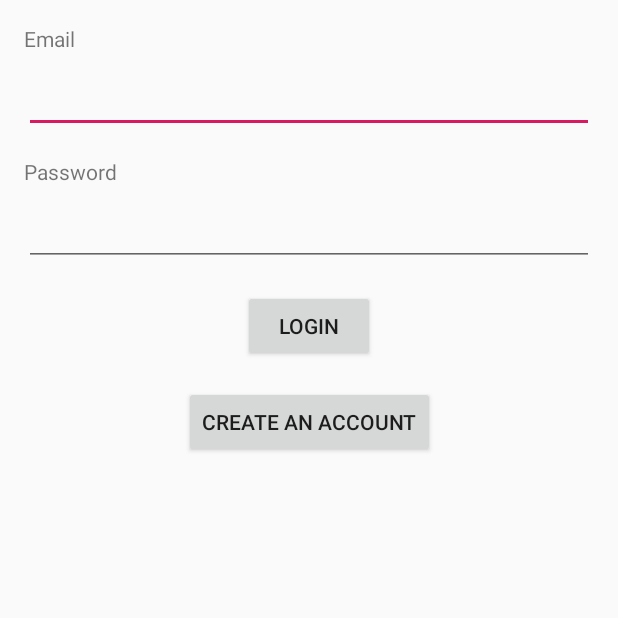
After one commit to soethihatun/Shoe-Store-Android, an Android app: the fragment LoginFragment shown on its own in the app's theme, on a phone screen of 412 x 824 dp, the top half of it. The commit adds this screen. Run offline under Robolectric (Android 15) with nearby library versions, the phone set to English and light mode, and no system bars.

```diff
--- a/app/build.gradle
+++ b/app/build.gradle
@@ -41,6 +41,7 @@ dependencies {
     implementation 'androidx.constraintlayout:constraintlayout:2.0.0-rc1'
     implementation 'androidx.lifecycle:lifecycle-extensions:2.2.0'
     implementation 'com.jakewharton.timber:timber:4.7.1'
+    implementation 'androidx.legacy:legacy-support-v4:1.0.0'
     testImplementation 'junit:junit:4.12'
     androidTestImplementation 'androidx.test.ext:junit:1.1.1'
     androidTestImplementation 'androidx.test.espresso:espresso-core:3.2.0'
--- /dev/null
+++ b/app/src/main/java/com/udacity/shoestore/LoginFragment.kt
@@ -0,0 +1,59 @@
+package com.udacity.shoestore
+
+import android.os.Bundle
+import androidx.fragment.app.Fragment
+import android.view.LayoutInflater
+import android.view.View
+import android.view.ViewGroup
+
+// TODO: Rename parameter arguments, choose names that match
+// the fragment initialization parameters, e.g. ARG_ITEM_NUMBER
+private const val ARG_PARAM1 = "param1"
+private const val ARG_PARAM2 = "param2"
+
+/**
+ * A simple [Fragment] subclass.
+ * Use the [LoginFragment.newInstance] factory method to
+ * create an instance of this fragment.
+ */
+class LoginFragment : Fragment() {
+    // TODO: Rename and change types of parameters
+    private var param1: String? = null
+    private var param2: String? = null
+
+    override fun onCreate(savedInstanceState: Bundle?) {
+        super.onCreate(savedInstanceState)
+        arguments?.let {
+            param1 = it.getString(ARG_PARAM1)
+            param2 = it.getString(ARG_PARAM2)
+        }
+    }
+
+    override fun onCreateView(
+        inflater: LayoutInflater, container: ViewGroup?,
+        savedInstanceState: Bundle?
+    ): View? {
+        // Inflate the layout for this fragment
+        return inflater.inflate(R.layout.fragment_login, container, false)
+    }
+
+    companion object {
+        /**
+         * Use this factory method to create a new instance of
+         * this fragment using the provided parameters.
+         *
+         * @param param1 Parameter 1.
+         * @param param2 Parameter 2.
+         * @return A new instance of fragment LoginFragment.
+         */
+        // TODO: Rename and change types and number of parameters
+        @JvmStatic
+        fun newInstance(param1: String, param2: String) =
+            LoginFragment().apply {
+                arguments = Bundle().apply {
+                    putString(ARG_PARAM1, param1)
+                    putString(ARG_PARAM2, param2)
+                }
+            }
+    }
+}
--- /dev/null
+++ b/app/src/main/res/layout/fragment_login.xml
@@ -0,0 +1,75 @@
+<?xml version="1.0" encoding="utf-8"?>
+<androidx.constraintlayout.widget.ConstraintLayout xmlns:android="http://schemas.android.com/apk/res/android"
+    xmlns:app="http://schemas.android.com/apk/res-auto"
+    xmlns:tools="http://schemas.android.com/tools"
+    android:layout_width="match_parent"
+    android:layout_height="match_parent"
+    tools:context=".LoginFragment">
+
+    <TextView
+        android:id="@+id/tv_password_label"
+        android:layout_width="wrap_content"
+        android:layout_height="wrap_content"
+        android:layout_marginStart="16dp"
+        android:layout_marginTop="16dp"
+        android:text="@string/password_label"
+        app:layout_constraintStart_toStartOf="parent"
+        app:layout_constraintTop_toBottomOf="@+id/et_email" />
+
+    <TextView
+        android:id="@+id/tv_email_label"
+        android:layout_width="wrap_content"
+        android:layout_height="wrap_content"
+        android:layout_marginStart="@dimen/activity_horizontal_margin"
+        android:layout_marginTop="@dimen/activity_vertical_margin"
+        android:text="@string/email_label"
+        app:layout_constraintStart_toStartOf="parent"
+        app:layout_constraintTop_toTopOf="parent" />
+
+    <EditText
+        android:id="@+id/et_email"
+        android:layout_width="0dp"
+        android:layout_height="wrap_content"
+        android:layout_marginStart="@dimen/activity_horizontal_margin"
+        android:layout_marginTop="@dimen/content_vertical_margin"
+        android:layout_marginEnd="@dimen/activity_horizontal_margin"
+        android:ems="10"
+        android:inputType="textEmailAddress"
+        app:layout_constraintEnd_toEndOf="parent"
+        app:layout_constraintStart_toStartOf="parent"
+        app:layout_constraintTop_toBottomOf="@+id/tv_email_label" />
+
+    <EditText
+        android:id="@+id/et_password"
+        android:layout_width="0dp"
+        android:layout_height="wrap_content"
+        android:layout_marginStart="16dp"
+        android:layout_marginTop="8dp"
+        android:layout_marginEnd="16dp"
+        android:ems="10"
+        android:inputType="textPassword"
+        app:layout_constraintEnd_toEndOf="parent"
+        app:layout_constraintStart_toStartOf="parent"
+        app:layout_constraintTop_toBottomOf="@+id/tv_password_label" />
+
+    <Button
+        android:id="@+id/btn_login"
+        android:layout_width="wrap_content"
+        android:layout_height="wrap_content"
+        android:layout_marginTop="@dimen/activity_vertical_margin"
+        android:text="@string/login_button"
+        app:layout_constraintEnd_toEndOf="parent"
+        app:layout_constraintStart_toStartOf="parent"
+        app:layout_constraintTop_toBottomOf="@+id/et_password" />
+
+    <Button
+        android:id="@+id/btn_sign_up"
+        android:layout_width="wrap_content"
+        android:layout_height="wrap_content"
+        android:layout_marginTop="@dimen/activity_vertical_margin"
+        android:text="@string/create_account_button"
+        app:layout_constraintEnd_toEndOf="@+id/btn_login"
+        app:layout_constraintStart_toStartOf="@+id/btn_login"
+        app:layout_constraintTop_toBottomOf="@+id/btn_login" />
+
+</androidx.constraintlayout.widget.ConstraintLayout>
--- /dev/null
+++ b/app/src/main/res/values/dimens.xml
@@ -0,0 +1,8 @@
+<?xml version="1.0" encoding="utf-8"?>
+<resources>
+    <dimen name="content_vertical_margin">8dp</dimen>
+    <dimen name="content_horizontal_margin">8dp</dimen>
+
+    <dimen name="activity_vertical_margin">16dp</dimen>
+    <dimen name="activity_horizontal_margin">16dp</dimen>
+</resources>
--- a/app/src/main/res/values/strings.xml
+++ b/app/src/main/res/values/strings.xml
@@ -1,3 +1,14 @@
 <resources>
     <string name="app_name">ShoeStore</string>
+    <!-- TODO: Remove or change this placeholder text -->
+    <string name="hello_blank_fragment">Hello blank fragment</string>
+    <string name="email_label">Email</string>
+    <string name="password_label">Password</string>
+    <string name="login_button">Login</string>
+    <string name="create_account_button">Create an account</string>
+    <string name="welcome_title">Welcome</string>
+    <string name="welcome_message">Welcome to the Shope Store Inventory. Start managing your shoe inventory with us.</string>
+    <string name="welcome_start_button">Start</string>
+    <string name="instruction_title">Instructions</string>
+    <string name="instruction_body">Add new shoes to the store and manage the inventory from here.</string>
 </resources>
--- a/build.gradle
+++ b/build.gradle
@@ -10,7 +10,7 @@ buildscript {
     }
     dependencies {
         classpath 'com.android.tools.build:gradle:4.0.1'
-        classpath "org.jetbrains.kotlin:kotlin-gradle-plugin:$kotlin_version"
+        classpath "org.jetbrains.kotlin:kotlin-gradle-plugin:1.6.10"
         // NOTE: Do not place your application dependencies here; they belong
         // in the individual module build.gradle files
 
```
Also changed, not shown: app/src/main/java/com/udacity/shoestore/InstructionFragment.kt (added, +59 -0 lines), app/src/main/java/com/udacity/shoestore/MainActivity.kt (+19 -1 lines), app/src/main/java/com/udacity/shoestore/ShoeListFragment.kt (added, +59 -0 lines), app/src/main/java/com/udacity/shoestore/ShoeListViewModel.kt (added, +11 -0 lines), app/src/main/java/com/udacity/shoestore/WelcomeFragment.kt (added, +59 -0 lines), app/src/main/res/layout/activity_main.xml (+19 -4 lines), app/src/main/res/layout/fragment_instruction.xml (added, +43 -0 lines), app/src/main/res/layout/fragment_shoe_list.xml (added, +34 -0 lines), app/src/main/res/layout/fragment_welcome.xml (added, +45 -0 lines), app/src/main/res/menu/main_menu.xml (added, +8 -0 lines), app/src/main/res/navigation/nav_graph.xml (added, +40 -0 lines).
